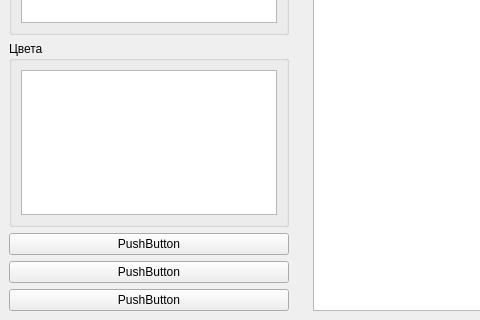
salam99823/fractal-pattern-generator, file untitled.ui: the form before one commit; both pictures show x 0 to 480 and y 428 to 748 of the 968 by 748 pixel window.
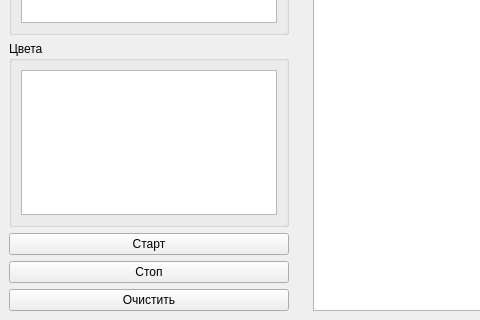
The form after the commit. Custom widgets are drawn as their Qt base class.

What changed in the file:
```diff
--- a/untitled.ui
+++ b/untitled.ui
@@ -161,21 +161,21 @@
      <item>
       <widget class="QPushButton" name="start_button">
        <property name="text">
-        <string>PushButton</string>
+        <string>Старт</string>
        </property>
       </widget>
      </item>
      <item>
       <widget class="QPushButton" name="stop_button">
        <property name="text">
-        <string>PushButton</string>
+        <string>Стоп</string>
        </property>
       </widget>
      </item>
      <item>
       <widget class="QPushButton" name="clear_button">
        <property name="text">
-        <string>PushButton</string>
+        <string>Очистить</string>
        </property>
       </widget>
      </item>
```
